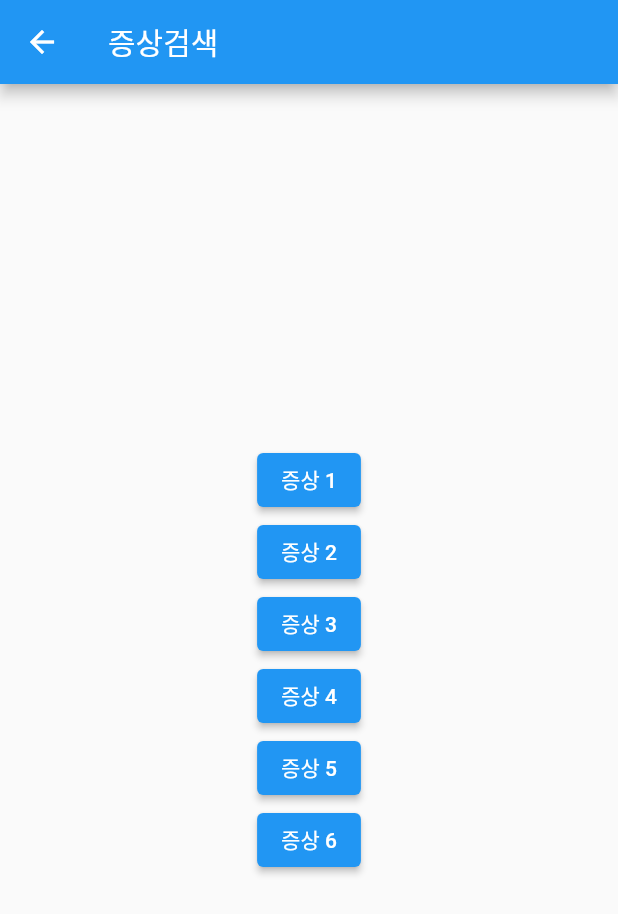
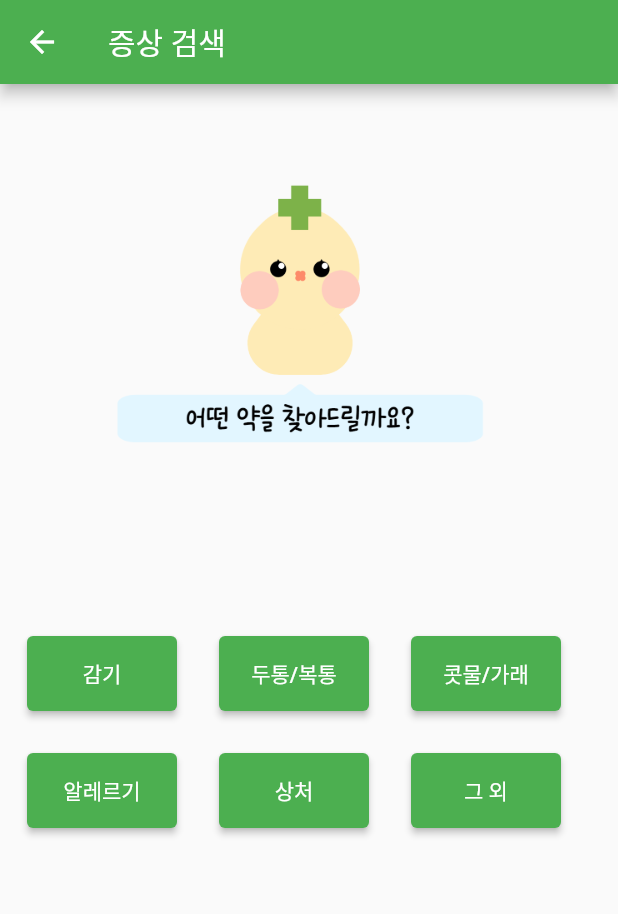
Before and after one commit to gogyoonga/Dart, a Flutter app: the SymptomSearch screen opened directly, on a phone screen of 412 x 824 dp. Shown: the top 914 px of the screen. Run offline on Flutter 3.47's test engine with Material 2 defaults, Android fonts, the light colour scheme and no system bars.

Commit message:
2023-05-07, 22:18

```diff
--- a/lib/main.dart
+++ b/lib/main.dart
@@ -1,199 +1,87 @@
 import 'package:flutter/material.dart';
+import 'package:software_homework/search_screen.dart';
+
+import 'cold_diagnose_screen.dart';
 
 void main() {
   runApp(const MyApp());
 }
 
 class MyApp extends StatelessWidget {
-  const MyApp({super.key});
+  const MyApp({Key? key}) : super(key: key);
 
-  // This widget is the root of your application.
   @override
   Widget build(BuildContext context) {
     return MaterialApp(
       title: 'My App',
       theme: ThemeData(
-        // This is the theme of your application.
-        //
-        // Try running your application with "flutter run". You'll see the
-        // application has a blue toolbar. Then, without quitting the app, try
-        // changing the primarySwatch below to Colors.green and then invoke
-        // "hot reload" (press "r" in the console where you ran "flutter run",
-        // or simply save your changes to "hot reload" in a Flutter IDE).
-        // Notice that the counter didn't reset back to zero; the application
-        // is not restarted.
-        primarySwatch: Colors.blue,
+        primarySwatch: Colors.green,
       ),
-      home: Scaffold(
+      initialRoute: '/',
+      routes: {
+        '/': (context) => const HomeScreen(),
+        '/symptom': (context) => const SymptomSearch(),
+        '/symptom/cold_diagnose': (context) => const ColdDiagnoseScreen(),
+
+      },
+
+    );
+  }
+}
+
+class HomeScreen extends StatelessWidget {
+  const HomeScreen({Key? key}) : super(key: key);
+
+  @override
+  Widget build(BuildContext context) {
+    return Scaffold(
       appBar: AppBar(
-          title: Text('My App'),
+        title: const Text('MAIN'),
       ),
       body: Center(
         child: Column(
           mainAxisAlignment: MainAxisAlignment.center,
           children: <Widget>[
-            ElevatedButton(
-                onPressed:(){
-                  Navigator.push(
-                    context,
-                    MaterialPageRoute(builder: (context)=>SymptomSearch()),
-                  );
+            //Image(image: AssetImage('images/0.png'),width: 200,),
+            Container(
+              child: Image.asset('images/main.png'), width: 300,
+            ),
+            Container(
+
+              width: 200,
+              height: 50,
+              child: ElevatedButton(
+                onPressed: () {
+                  Navigator.pushNamed(context, '/symptom');
                 },
-                child: Text('증상검색'),
+                child: const Text('증상검색'),
               ),
-            ElevatedButton(
-            onPressed: (){
-              //TODO:약물검색 화면으로 이동
+            ),
+
+            Container(
+              margin: EdgeInsets.symmetric(vertical: 10.0),
+              width: 200,
+              height: 50,
+              child:ElevatedButton(
+              onPressed: () {
+                // TODO:약물검색 화면으로 이동
               },
-                child: Text('약물검색'),
-               ),
+              child: const Text('약물검색'),
+            ),),
+            Container(
+              margin: EdgeInsets.only(bottom: 80),
+              width: 200,
+              height: 50,
+              child:
             ElevatedButton(
               onPressed: () {
                 // TODO: 약국검색 화면으로 이동
               },
-    child: Text('약국검색'),
-    ),
+              child: const Text('약국검색'),
+            ),),
           ],
-        )
         ),
       ),
     );
   }
 }
-
-class MyHomePage extends StatefulWidget {
-  const MyHomePage({super.key, required this.title});
-
-  // This widget is the home page of your application. It is stateful, meaning
-  // that it has a State object (defined below) that contains fields that affect
-  // how it looks.
-
-  // This class is the configuration for the state. It holds the values (in this
-  // case the title) provided by the parent (in this case the App widget) and
-  // used by the build method of the State. Fields in a Widget subclass are
-  // always marked "final".
-
-  final String title;
-
-  @override
-  State<MyHomePage> createState() => _MyHomePageState();
-}
-
-class _MyHomePageState extends State<MyHomePage> {
-  int _counter = 0;
-
-  void _incrementCounter() {
-    setState(() {
-      // This call to setState tells the Flutter framework that something has
-      // changed in this State, which causes it to rerun the build method below
-      // so that the display can reflect the updated values. If we changed
-      // _counter without calling setState(), then the build method would not be
-      // called again, and so nothing would appear to happen.
-      _counter++;
-    });
-  }
-
-  @override
-  Widget build(BuildContext context) {
-    // This method is rerun every time setState is called, for instance as done
-    // by the _incrementCounter method above.
-    //
-    // The Flutter framework has been optimized to make rerunning build methods
-    // fast, so that you can just rebuild anything that needs updating rather
-    // than having to individually change instances of widgets.
-    return Scaffold(
-      appBar: AppBar(
-        // Here we take the value from the MyHomePage object that was created by
-        // the App.build method, and use it to set our appbar title.
-        title: Text(widget.title),
-      ),
-      body: Center(
-        // Center is a layout widget. It takes a single child and positions it
-        // in the middle of the parent.
-        child: Column(
-          // Column is also a layout widget. It takes a list of children and
-          // arranges them vertically. By default, it sizes itself to fit its
-          // children horizontally, and tries to be as tall as its parent.
-          //
-          // Invoke "debug painting" (press "p" in the console, choose the
-          // "Toggle Debug Paint" action from the Flutter Inspector in Android
-          // Studio, or the "Toggle Debug Paint" command in Visual Studio Code)
-          // to see the wireframe for each widget.
-          //
-          // Column has various properties to control how it sizes itself and
-          // how it positions its children. Here we use mainAxisAlignment to
-          // center the children vertically; the main axis here is the vertical
-          // axis because Columns are vertical (the cross axis would be
-          // horizontal).
-          mainAxisAlignment: MainAxisAlignment.center,
-          children: <Widget>[
-            const Text(
-              'You have pushed the button this many times:',
-            ),
-            Text(
-              '$_counter',
-              style: Theme.of(context).textTheme.headlineMedium,
-            ),
-          ],
-        ),
-      ),
-      floatingActionButton: FloatingActionButton(
-        onPressed: _incrementCounter,
-        tooltip: 'Increment',
-        child: const Icon(Icons.add),
-      ), // This trailing comma makes auto-formatting nicer for build methods.
-    );
-  }
-}
-
-
-class SymptomSearch extends StatelessWidget {
-  @override
-  Widget build(BuildContext context) {
-    return Scaffold(
-        appBar: AppBar(
-          title: Text('증상검색'),
-        ),
-        body: Center(
-          child: Column(
-              mainAxisAlignment: MainAxisAlignment.center,
-              children: <Widget>[
-              ElevatedButton(
-              onPressed: () {
-          // TODO: 첫 번째 증상 버튼 동작
-        },
-          child: Text('증상 1'),
-        ),
-        ElevatedButton(
-          onPressed: () {
-            // TODO: 두 번째 증상 버튼 동작
-          },
-          child: Text('증상 2'),
-        ),
-        ElevatedButton(
-          onPressed: () {
-            // TODO: 세 번째 증상 버튼 동작
-          },
-          child: Text('증상 3'),
-        ),
-        ElevatedButton(
-          onPressed: () {
-            // TODO: 네 번째 증상 버튼 동작
-          },
-          child: Text('증상 4'),
-        ),
-        ElevatedButton(
-        onPressed: () {
-      // TODO: 다섯 번째 증상 버튼 동작
-    },
-    child:Text('증상 5'),
-    ),
-    ElevatedButton(
-    onPressed: () {
-    // TODO: 여섯 번째 증상 버튼 동작
-    },
-    child:Text('증상 6'),
-    ),
-],
-    )
-    ));}}
--- /dev/null
+++ b/lib/search_screen.dart
@@ -0,0 +1,87 @@
+import 'package:flutter/material.dart';
+
+class SymptomSearch extends StatelessWidget {
+  const SymptomSearch({Key? key}) : super(key: key);
+
+
+  @override
+  Widget build(BuildContext context) {
+    return Scaffold(
+        appBar: AppBar(
+          title: const Text('증상 검색'),
+        ),
+        body:
+            Wrap(
+
+            spacing: 8.0,
+              runSpacing: 8.0,
+              children: <Widget>[
+                Container(
+                  margin: EdgeInsets.only(top: 50,left: 50, right: 50),
+                  child: Image.asset('images/search.png'), width: 300,
+                ),
+                Container(
+                  margin: EdgeInsets.only(top:10.0, bottom:10.0, right: 10.0, left :18.0),
+                  width: 100,
+                  height: 50,
+                  child: ElevatedButton(
+                    onPressed: () {
+                      Navigator.pushNamed(context, '/symptom/cold_diagnose');
+                    },
+                    child: const Text('감기'),
+                  ),
+                ),
+
+                Container(
+                  margin: EdgeInsets.all(10.0),
+                  width: 100,
+                  height: 50,
+                child: ElevatedButton(
+                  onPressed: () {
+                    // TODO: 두 번째 증상 버튼 동작
+                  },
+                  child: const Text('두통/복통'),
+                ),),
+    Container(
+      margin: EdgeInsets.all(10.0),
+      width: 100,
+      height: 50,
+    child: ElevatedButton(
+                  onPressed: () {
+                    // TODO: 세 번째 증상 버튼 동작
+                  },
+                  child: const Text('콧물/가래'),
+                ),),
+    Container(
+      margin: EdgeInsets.only(top:10.0, bottom:10.0, right: 10.0, left :18.0),
+      width: 100,
+      height: 50,
+    child: ElevatedButton(
+                  onPressed: () {
+                    // TODO: 네 번째 증상 버튼 동작
+                  },
+                  child: const Text('알레르기'),
+                ),),
+    Container(
+      margin: EdgeInsets.all(10.0),
+      width: 100,
+      height: 50,
+    child: ElevatedButton(
+                  onPressed: () {
+                    // TODO: 다섯 번째 증상 버튼 동작
+                  },
+                  child:const Text('상처'),
+                ),),
+    Container(
+      margin: EdgeInsets.all(10.0),
+      width: 100,
+      height: 50,
+    child: ElevatedButton(
+                  onPressed: () {
+                    // TODO: 여섯 번째 증상 버튼 동작
+                  },
+                  child:const Text('그 외'),
+                ),),
+              ],
+            )
+        );}}
--- a/pubspec.yaml
+++ b/pubspec.yaml
@@ -57,7 +57,9 @@ flutter:
   # included with your application, so that you can use the icons in
   # the material Icons class.
   uses-material-design: true
-
+  assets:
+    - images/
+    -
   # To add assets to your application, add an assets section, like this:
   # assets:
   #   - images/a_dot_burr.jpeg
```
Also changed, not shown: lib/cold_diagnose_screen.dart (added, +71 -0 lines), images/0.png (added), images/1.png (added), images/2.png (added), images/diagnose.png (added), images/main.png (added), images/search.png (added). Lines whose indentation alone changed are shown as unchanged.
